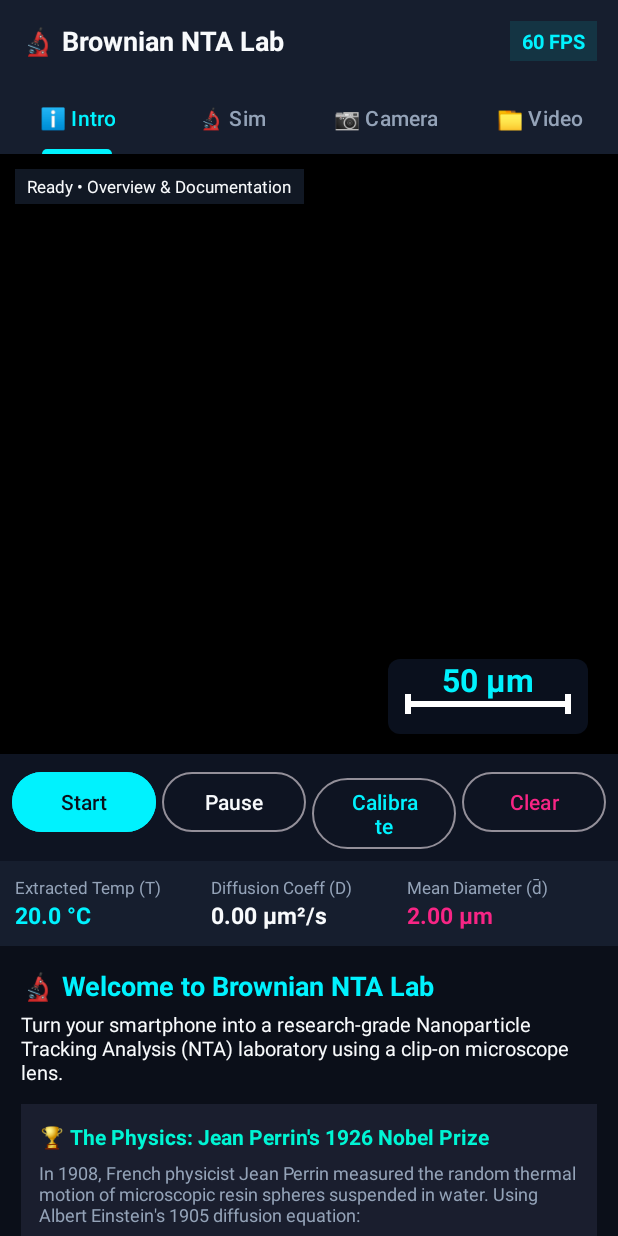
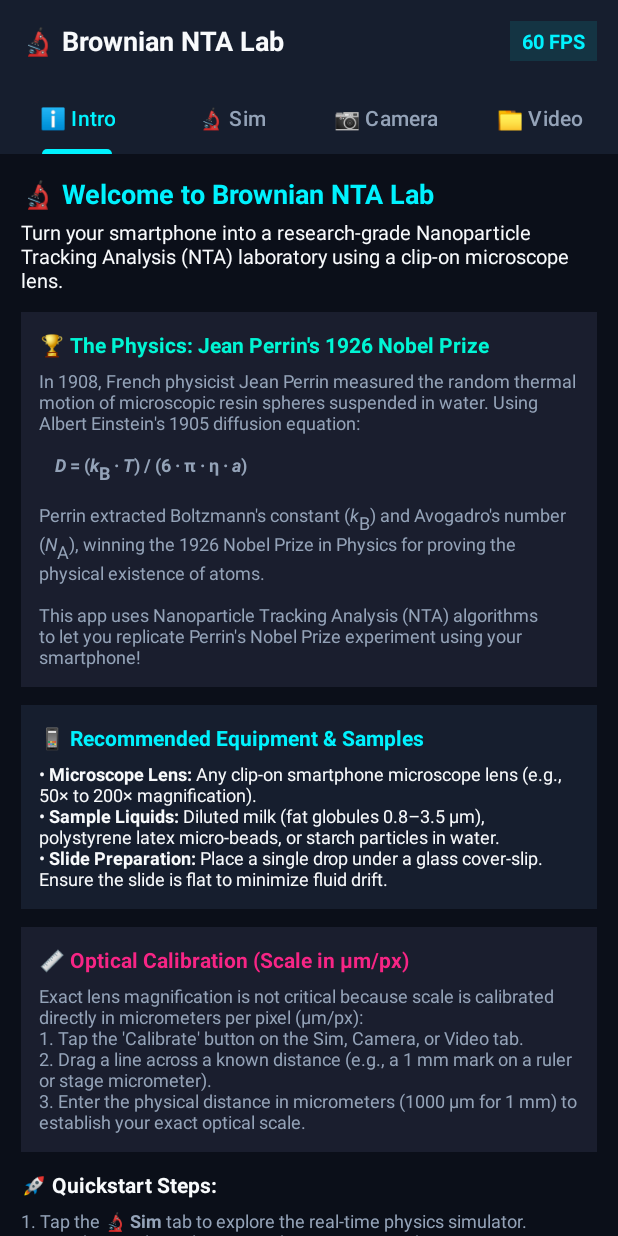
Before and after one commit to thwump/brownian-motion-app, an Android app: the screen it shows after launch (MainActivity), on a phone screen of 412 x 824 dp. Run offline under Robolectric (Android 15) with nearby library versions, the light colour scheme and no system bars; 1 statement that could not run was skipped.

Commit message:
Hide viewport canvas, action buttons, and metrics bar on Intro tab for a clean documentation view

```diff
--- a/app/src/main/java/com/brownian/tracker/MainActivity.kt
+++ b/app/src/main/java/com/brownian/tracker/MainActivity.kt
@@ -138,6 +138,15 @@ class MainActivity : AppCompatActivity() {
 
     private fun switchMode(mode: String) {
         activeMode = mode
+
+        // Hide viewport container, action buttons, and metrics bar on Intro tab
+        val isIntro = (mode == "intro")
+        val controlsVisibility = if (isIntro) View.GONE else View.VISIBLE
+
+        binding.viewportContainer.visibility = controlsVisibility
+        binding.toolbarActionGrid.visibility = controlsVisibility
+        binding.realtimeMetricsBar.visibility = controlsVisibility
+
         binding.panelIntro.visibility = if (mode == "intro") View.VISIBLE else View.GONE
         binding.panelSim.visibility = if (mode == "sim") View.VISIBLE else View.GONE
         binding.panelCamera.visibility = if (mode == "camera") View.VISIBLE else View.GONE
--- a/app/src/main/res/layout/activity_main.xml
+++ b/app/src/main/res/layout/activity_main.xml
@@ -81,12 +81,13 @@
             android:layout_height="wrap_content"
             android:orientation="vertical">
 
-            <!-- Camera Preview & Viewport Canvas Container (Preserving Exact 400dp Height & Aspect Ratio) -->
+            <!-- Camera Preview & Viewport Canvas Container (Hidden on Intro Tab) -->
             <FrameLayout
                 android:id="@+id/viewportContainer"
                 android:layout_width="match_parent"
                 android:layout_height="400dp"
-                android:background="#000000">
+                android:background="#000000"
+                android:visibility="gone">
 
                 <com.brownian.tracker.ui.AspectRatioSurfaceView
                     android:id="@+id/viewFinder"
@@ -120,13 +121,15 @@
                     android:paddingVertical="4dp" />
             </FrameLayout>
 
-            <!-- Toolbar Action Grid -->
+            <!-- Toolbar Action Grid (Hidden on Intro Tab) -->
             <LinearLayout
+                android:id="@+id/toolbarActionGrid"
                 android:layout_width="match_parent"
                 android:layout_height="wrap_content"
                 android:orientation="horizontal"
                 android:padding="8dp"
-                android:background="#0e1422">
+                android:background="#0e1422"
+                android:visibility="gone">
 
                 <Button
                     android:id="@+id/btnStart"
@@ -168,13 +171,15 @@
                     android:layout_marginStart="4dp" />
             </LinearLayout>
 
-            <!-- Real-time Metrics Bar -->
+            <!-- Real-time Metrics Bar (Hidden on Intro Tab) -->
             <LinearLayout
+                android:id="@+id/realtimeMetricsBar"
                 android:layout_width="match_parent"
                 android:layout_height="wrap_content"
                 android:orientation="horizontal"
                 android:padding="10dp"
-                android:background="@color/card_bg">
+                android:background="@color/card_bg"
+                android:visibility="gone">
 
                 <LinearLayout
                     android:layout_width="0dp"
@@ -355,7 +360,7 @@
                         <TextView
                             android:layout_width="match_parent"
                             android:layout_height="wrap_content"
-                            android:text="Exact lens magnification is not critical because scale is calibrated directly in micrometers per pixel (μm/px):\n1. Tap the 'Calibrate' button above.\n2. Drag a line across a known distance (e.g., a 1 mm mark on a ruler or stage micrometer).\n3. Enter the physical distance in micrometers (1000 μm for 1 mm) to establish your exact optical scale."
+                            android:text="Exact lens magnification is not critical because scale is calibrated directly in micrometers per pixel (μm/px):\n1. Tap the 'Calibrate' button on the Sim, Camera, or Video tab.\n2. Drag a line across a known distance (e.g., a 1 mm mark on a ruler or stage micrometer).\n3. Enter the physical distance in micrometers (1000 μm for 1 mm) to establish your exact optical scale."
                             android:textColor="@color/text_muted"
                             android:textSize="12sp"
                             android:layout_marginTop="6dp" />
```
